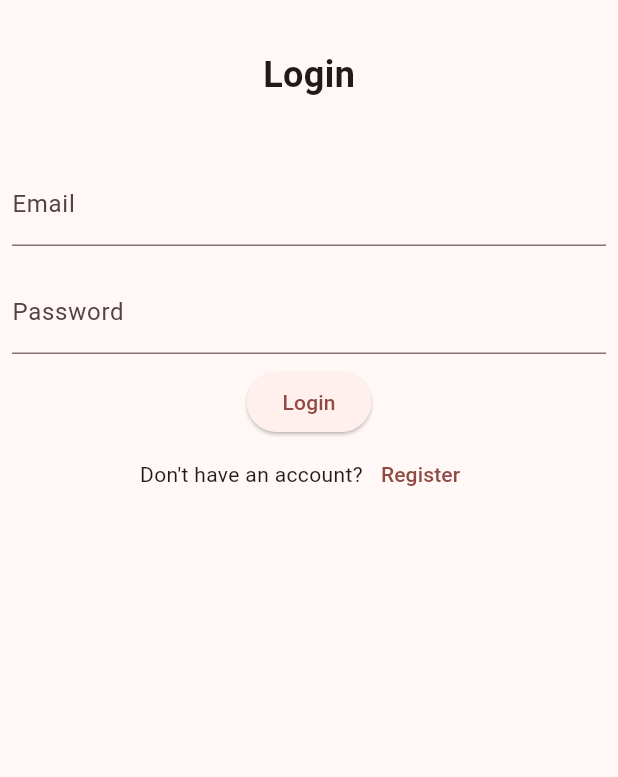
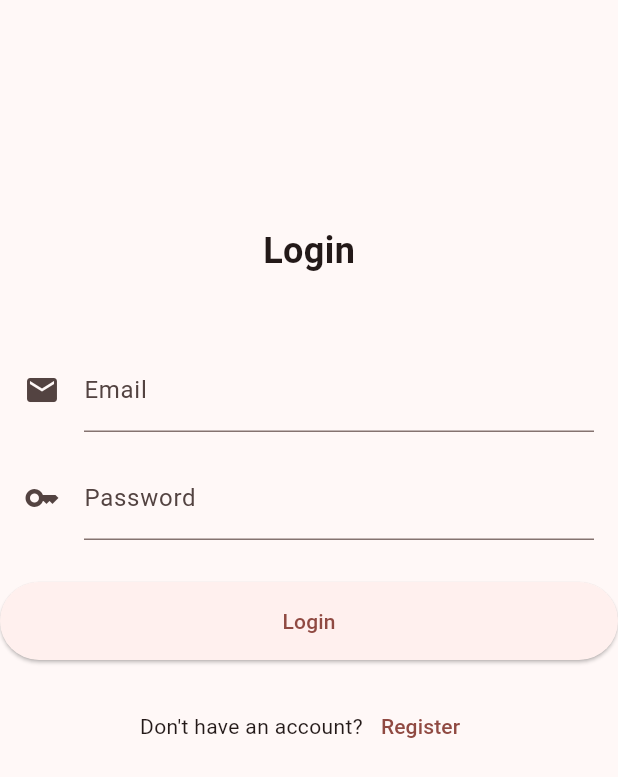
Before and after one commit to maxstain/Blood-Donation-App, a Flutter app: the screen it shows after launch, on a phone screen of 412 x 824 dp. Shown: the top 777 px of the screen. Run offline on Flutter 3.47's test engine with Material 3 defaults, Android fonts, the phone set to English and light mode, and no system bars; our stand-ins replace flutter_local_notifications.

```diff
--- a/lib/Views/Authentication/authentication.dart
+++ b/lib/Views/Authentication/authentication.dart
@@ -19,10 +19,14 @@ class _AuthenticationState extends State<Authentication> {
     return Scaffold(
       body: Form(
         key: _formKey,
-        child: Column(
+        autovalidateMode: AutovalidateMode.onUserInteraction,
+        child: ListView(
           children: [
-            const SizedBox(
-              height: 100,
+            const Padding(
+              padding: EdgeInsets.only(
+                top: 150.0,
+                bottom: 40.0,
+              ),
               child: Center(
                 child: Text(
                   'Login',
@@ -34,25 +38,37 @@ class _AuthenticationState extends State<Authentication> {
               ),
             ),
             Padding(
-              padding: const EdgeInsets.all(8.0),
+              padding: const EdgeInsets.symmetric(
+                vertical: 8.0,
+                horizontal: 16.0,
+              ),
               child: TextFormField(
                 controller: emailController,
                 decoration: const InputDecoration(
                   labelText: 'Email',
+                  icon: Icon(Icons.email),
                 ),
               ),
             ),
             Padding(
-              padding: const EdgeInsets.all(8.0),
+              padding: const EdgeInsets.symmetric(
+                vertical: 8.0,
+                horizontal: 16.0,
+              ),
               child: TextFormField(
                 obscureText: true,
                 controller: passwordController,
                 decoration: const InputDecoration(
                   labelText: 'Password',
+                  icon: Icon(Icons.key),
                 ),
               ),
             ),
-            ElevatedButton(
+            Padding(
+              padding: const EdgeInsets.symmetric(
+                vertical: 20.0,
+              ),
+              child: ElevatedButton(
                 onPressed: () {
                   if (_formKey.currentState!.validate()) {
                     if (emailController.text != '' &&
@@ -65,7 +81,14 @@ class _AuthenticationState extends State<Authentication> {
                     }
                   }
                 },
+                style: ElevatedButton.styleFrom(
+                  padding: const EdgeInsets.symmetric(
+                    vertical: 16.0,
+                    horizontal: 150.0,
+                  ),
+                ),
                 child: const Text('Login'),
+              ),
             ),
             Row(
               mainAxisAlignment: MainAxisAlignment.center,
```
Also changed, not shown: lib/Services/NotificationServices.dart (added, +13 -0 lines), lib/Views/Offers/offer_page.dart (+21 -1 lines), lib/Views/Offers/offers_page.dart (+35 -3 lines), pubspec.yaml (+7 -1 lines), pubspec.lock. Lines whose indentation alone changed are shown as unchanged.
